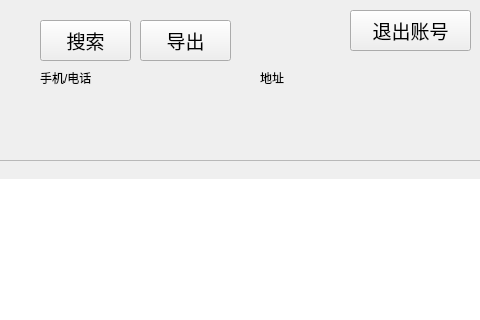
gg3083/python-qt5, file container_1.ui: the form before one commit; both pictures show x 720 to 1200 and y 0 to 320 of the 1200 by 600 pixel window.
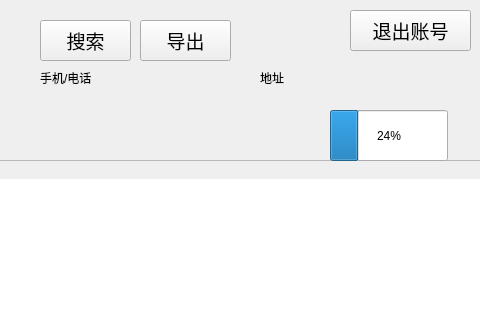
The form after the commit.

```diff
--- a/container_1.ui
+++ b/container_1.ui
@@ -275,6 +275,19 @@
      </property>
     </item>
    </widget>
+   <widget class="QProgressBar" name="progressBar">
+    <property name="geometry">
+     <rect>
+      <x>1050</x>
+      <y>110</y>
+      <width>118</width>
+      <height>51</height>
+     </rect>
+    </property>
+    <property name="value">
+     <number>24</number>
+    </property>
+   </widget>
   </widget>
   <widget class="QMenuBar" name="menubar">
    <property name="geometry">
```
